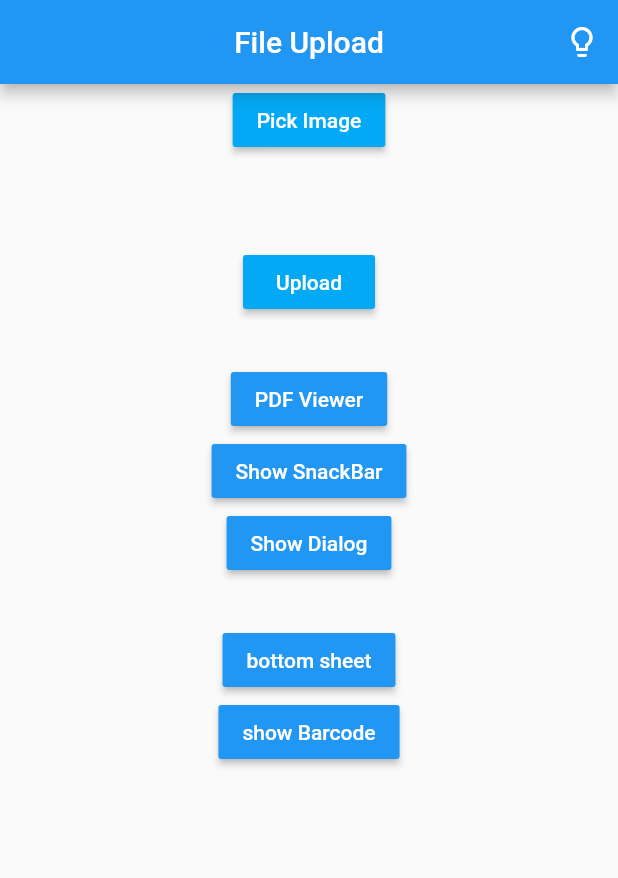
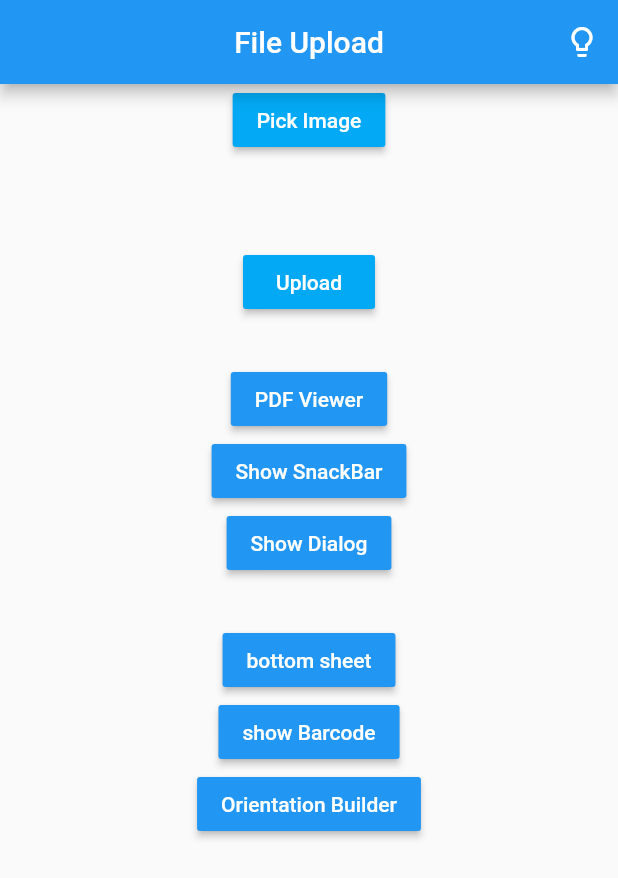
Before and after one commit to sagarkoju/phoneNumber, a Flutter app: the screen it shows after launch, on a phone screen of 412 x 824 dp. Shown: the top 878 px of the screen. Run offline on Flutter 3.47's test engine with Material 2 defaults, Android fonts, the phone set to English and light mode, and no system bars; our stand-ins replace cloud_firestore, firebase_core, firebase_storage, get, image_picker, transparent_image; missing offline and left inert: flutter_barcode_scanner, syncfusion_flutter_pdfviewer; accounts and stored records are empty.

Commit message:
orientationbuilder

```diff
--- a/lib/Screen/home.dart
+++ b/lib/Screen/home.dart
@@ -1,6 +1,7 @@
 import 'dart:io';
 
 import 'package:cloud_firestore/cloud_firestore.dart';
+import 'package:crud/page.dart/orientationbuilder.dart';
 
 import 'package:crud/page.dart/page.dart';
 import 'package:crud/page.dart/scan_barcode.dart';
@@ -37,7 +38,8 @@ class _HomePageState extends State<HomePage> {
               })
         ],
       ),
-      body: Center(
+      body: SingleChildScrollView(
+        child: Center(
           child: Column(
             children: [
               RaisedButton(
@@ -147,8 +149,16 @@ class _HomePageState extends State<HomePage> {
                   textColor: Colors.white,
                   onPressed: () {
                     Get.to(ShowBarcode());
+                  }),
+              RaisedButton(
+                  color: Colors.blue,
+                  child: Text('Orientation Builder'),
+                  textColor: Colors.white,
+                  onPressed: () {
+                    Get.to(OrientationBuilders());
                   })
             ],
+          ),
         ),
       ),
     );
```
Also changed, not shown: lib/page.dart/orientationbuilder.dart (added, +74 -0 lines). Lines whose indentation alone changed are shown as unchanged.
